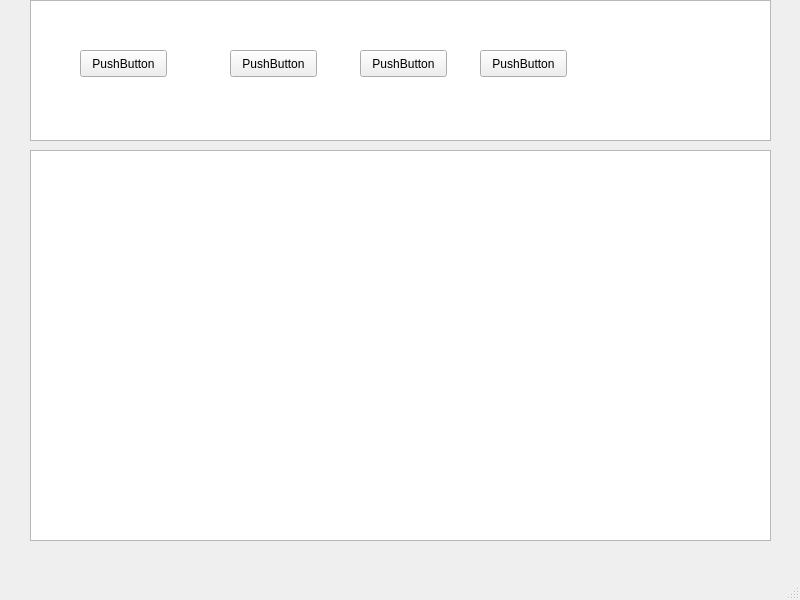
Old version of the form src/blocks/mainwindow.ui in the repository RichardFilo/ICP.
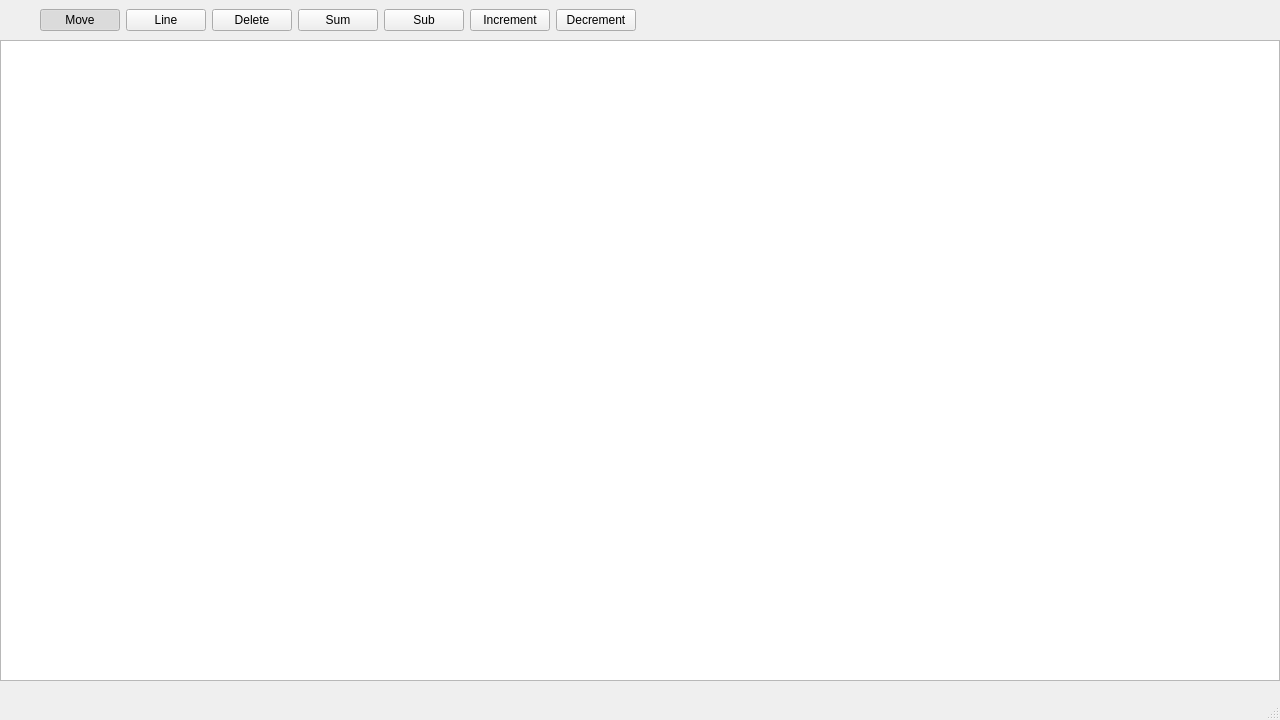
New version of the form.

```diff
--- a/src/blocks/mainwindow.ui
+++ b/src/blocks/mainwindow.ui
@@ -2,87 +2,139 @@
 <ui version="4.0">
  <class>MainWindow</class>
  <widget class="QMainWindow" name="MainWindow">
+  <property name="enabled">
+   <bool>true</bool>
+  </property>
   <property name="geometry">
    <rect>
     <x>0</x>
     <y>0</y>
-    <width>800</width>
-    <height>600</height>
+    <width>1280</width>
+    <height>720</height>
    </rect>
   </property>
   <property name="windowTitle">
    <string>MainWindow</string>
   </property>
   <widget class="QWidget" name="centralwidget">
-   <widget class="QListView" name="listView">
+   <widget class="QWidget" name="horizontalLayoutWidget">
     <property name="geometry">
      <rect>
-      <x>30</x>
+      <x>0</x>
       <y>0</y>
-      <width>741</width>
-      <height>141</height>
+      <width>1281</width>
+      <height>41</height>
      </rect>
     </property>
+    <layout class="QHBoxLayout" name="ICPappToolsLayout">
+     <item>
+      <spacer name="horizontalSpacer_2">
+       <property name="orientation">
+        <enum>Qt::Horizontal</enum>
+       </property>
+       <property name="sizeType">
+        <enum>QSizePolicy::Minimum</enum>
+       </property>
+       <property name="sizeHint" stdset="0">
+        <size>
+         <width>40</width>
+         <height>20</height>
+        </size>
+       </property>
+      </spacer>
+     </item>
+     <item>
+      <widget class="QPushButton" name="pushButton">
+       <property name="enabled">
+        <bool>true</bool>
+       </property>
+       <property name="mouseTracking">
+        <bool>false</bool>
+       </property>
+       <property name="tabletTracking">
+        <bool>false</bool>
+       </property>
+       <property name="text">
+        <string>Move</string>
+       </property>
+       <property name="checkable">
+        <bool>true</bool>
+       </property>
+       <property name="checked">
+        <bool>true</bool>
+       </property>
+      </widget>
+     </item>
+     <item>
+      <widget class="QPushButton" name="pushButton_2">
+       <property name="text">
+        <string>Line</string>
+       </property>
+       <property name="checkable">
+        <bool>true</bool>
+       </property>
+      </widget>
+     </item>
+     <item>
+      <widget class="QPushButton" name="pushButton_3">
+       <property name="text">
+        <string>Delete</string>
+       </property>
+       <property name="checkable">
+        <bool>true</bool>
+       </property>
+      </widget>
+     </item>
+     <item>
+      <widget class="QPushButton" name="pushButton_4">
+       <property name="text">
+        <string>Sum</string>
+       </property>
+      </widget>
+     </item>
+     <item>
+      <widget class="QPushButton" name="pushButton_5">
+       <property name="text">
+        <string>Sub</string>
+       </property>
+      </widget>
+     </item>
+     <item>
+      <widget class="QPushButton" name="pushButton_6">
+       <property name="text">
+        <string>Increment</string>
+       </property>
+      </widget>
+     </item>
+     <item>
+      <widget class="QPushButton" name="pushButton_7">
+       <property name="text">
+        <string>Decrement</string>
+       </property>
+      </widget>
+     </item>
+     <item>
+      <spacer name="horizontalSpacer">
+       <property name="orientation">
+        <enum>Qt::Horizontal</enum>
+       </property>
+       <property name="sizeHint" stdset="0">
+        <size>
+         <width>208</width>
+         <height>20</height>
+        </size>
+       </property>
+      </spacer>
+     </item>
+    </layout>
    </widget>
-   <widget class="QPushButton" name="pushButton">
+   <widget class="QGraphicsView" name="graphicsView">
     <property name="geometry">
      <rect>
-      <x>80</x>
-      <y>50</y>
-      <width>87</width>
-      <height>27</height>
-     </rect>
-    </property>
-    <property name="text">
-     <string>PushButton</string>
-    </property>
-   </widget>
-   <widget class="QPushButton" name="pushButton_2">
-    <property name="geometry">
-     <rect>
-      <x>230</x>
-      <y>50</y>
-      <width>87</width>
-      <height>27</height>
-     </rect>
-    </property>
-    <property name="text">
-     <string>PushButton</string>
-    </property>
-   </widget>
-   <widget class="QPushButton" name="pushButton_3">
-    <property name="geometry">
-     <rect>
-      <x>360</x>
-      <y>50</y>
-      <width>87</width>
-      <height>27</height>
-     </rect>
-    </property>
-    <property name="text">
-     <string>PushButton</string>
-    </property>
-   </widget>
-   <widget class="QPushButton" name="pushButton_4">
-    <property name="geometry">
-     <rect>
-      <x>480</x>
-      <y>50</y>
-      <width>87</width>
-      <height>27</height>
-     </rect>
-    </property>
-    <property name="text">
-     <string>PushButton</string>
-    </property>
-   </widget>
-   <widget class="QColumnView" name="columnView">
-    <property name="geometry">
-     <rect>
-      <x>30</x>
-      <y>150</y>
-      <width>741</width>
-      <height>391</height>
+      <x>0</x>
+      <y>40</y>
+      <width>1280</width>
+      <height>641</height>
      </rect>
     </property>
    </widget>
```
Left out of the diff: 4 changed lines with no effect on the pictures.
